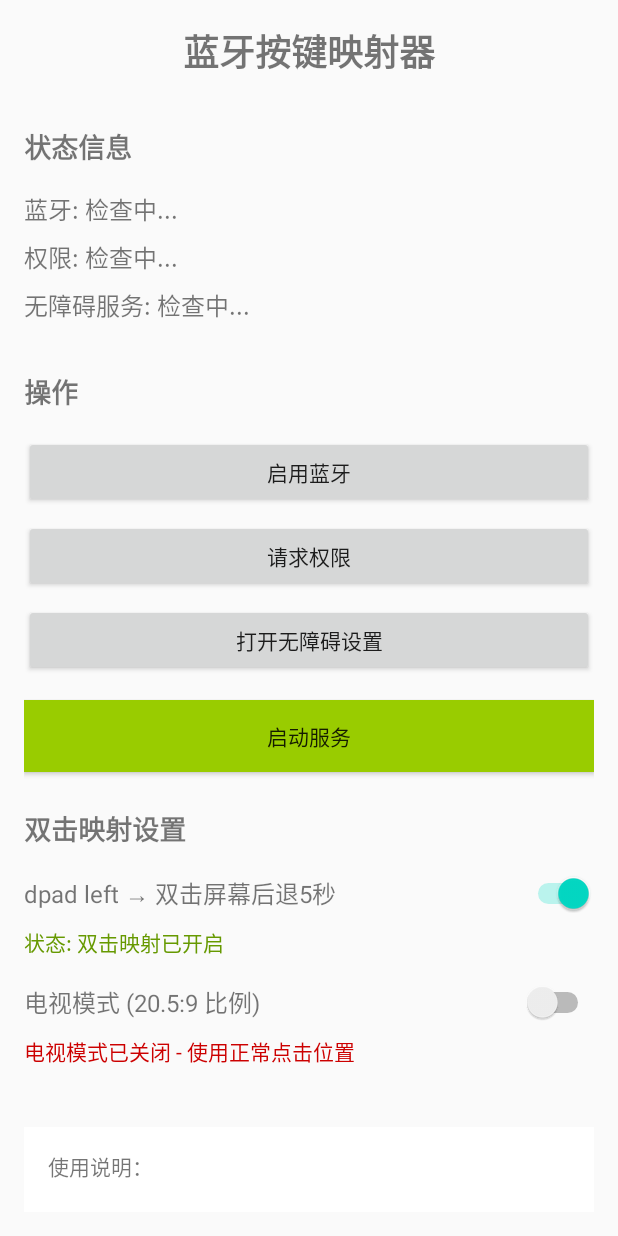
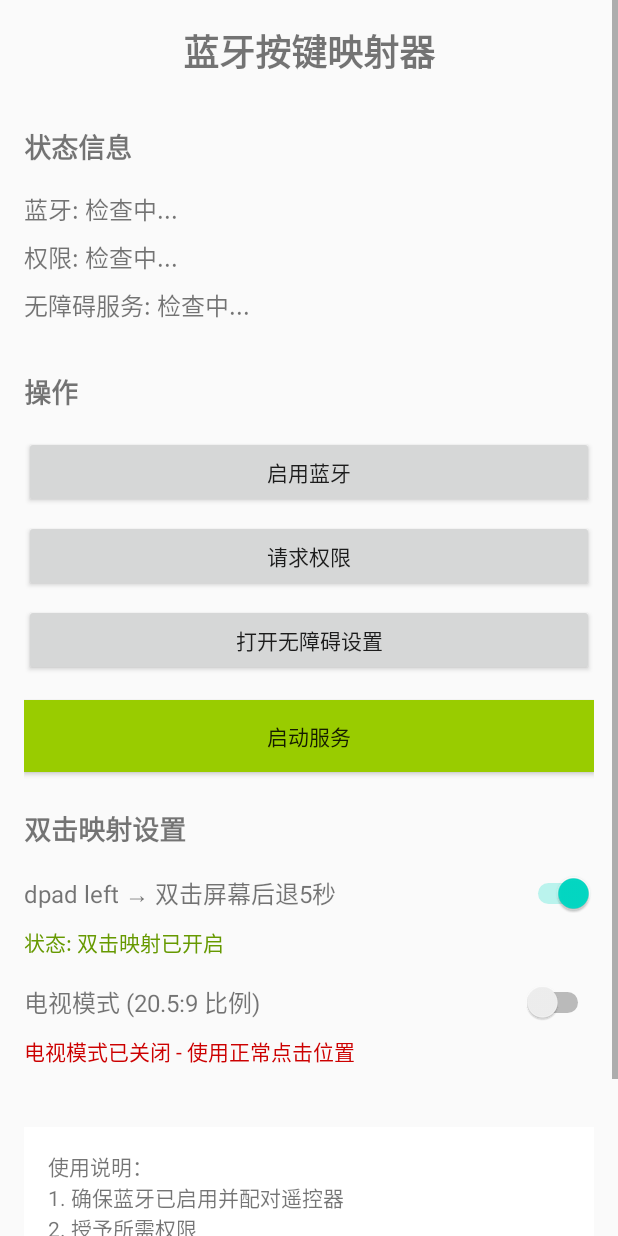
Before and after one commit to windy003/A_CRCK, an Android app: the layout activity_main.xml on its own in the app's theme, with its tools: preview values and no code run, on a phone screen of 412 x 824 dp. Run offline under Robolectric (Android 15) with nearby library versions, the phone set to English and light mode, and no system bars.

Commit message:
在20.5:9 的模式下可以划动了,

```diff
--- a/app/build.gradle
+++ b/app/build.gradle
@@ -10,7 +10,7 @@
         minSdk 21
         targetSdk 34
         versionCode 1
-        versionName "2025/09/06-01"
+        versionName "2025/09/09-01"
     }
 
     buildTypes {
--- a/app/src/main/res/layout/activity_main.xml
+++ b/app/src/main/res/layout/activity_main.xml
@@ -1,11 +1,16 @@
 <?xml version="1.0" encoding="utf-8"?>
-<LinearLayout xmlns:android="http://schemas.android.com/apk/res/android"
+<ScrollView xmlns:android="http://schemas.android.com/apk/res/android"
     xmlns:tools="http://schemas.android.com/tools"
     android:layout_width="match_parent"
     android:layout_height="match_parent"
+    android:fillViewport="true"
+    tools:context=".MainActivity">
+
+<LinearLayout
+    android:layout_width="match_parent"
+    android:layout_height="wrap_content"
     android:orientation="vertical"
-    android:padding="16dp"
-    tools:context=".MainActivity">
+    android:padding="16dp">
 
     <TextView
         android:layout_width="match_parent"
@@ -167,3 +172,5 @@
         android:padding="16dp" />
 
 </LinearLayout>
+
+</ScrollView>
```
